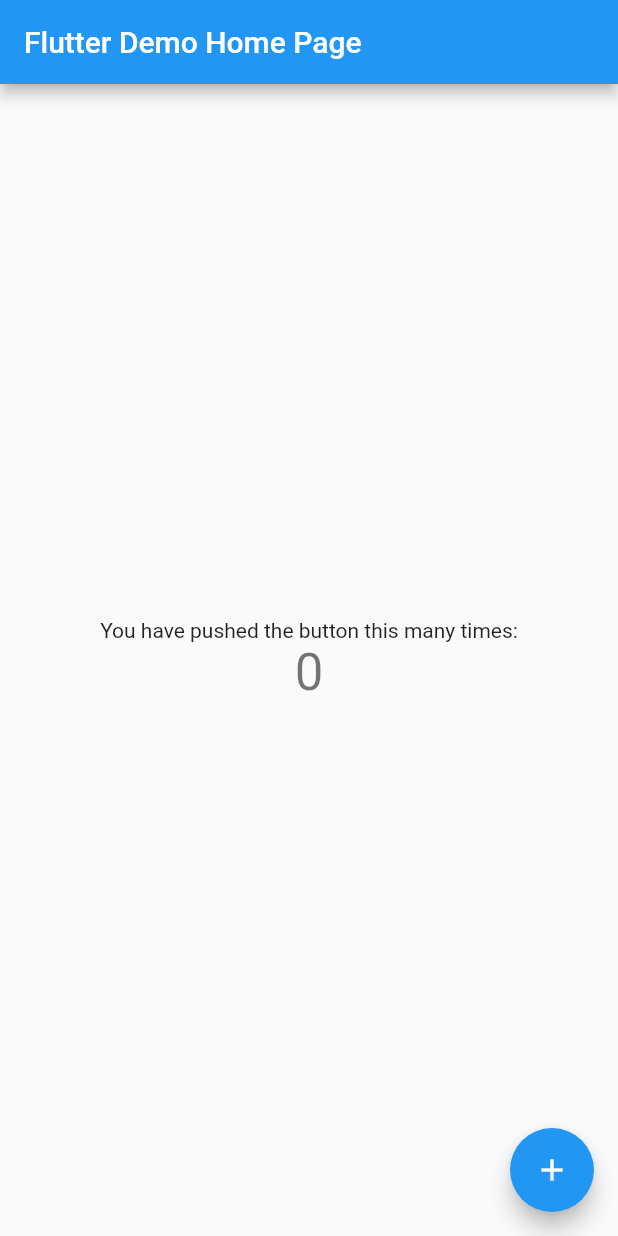
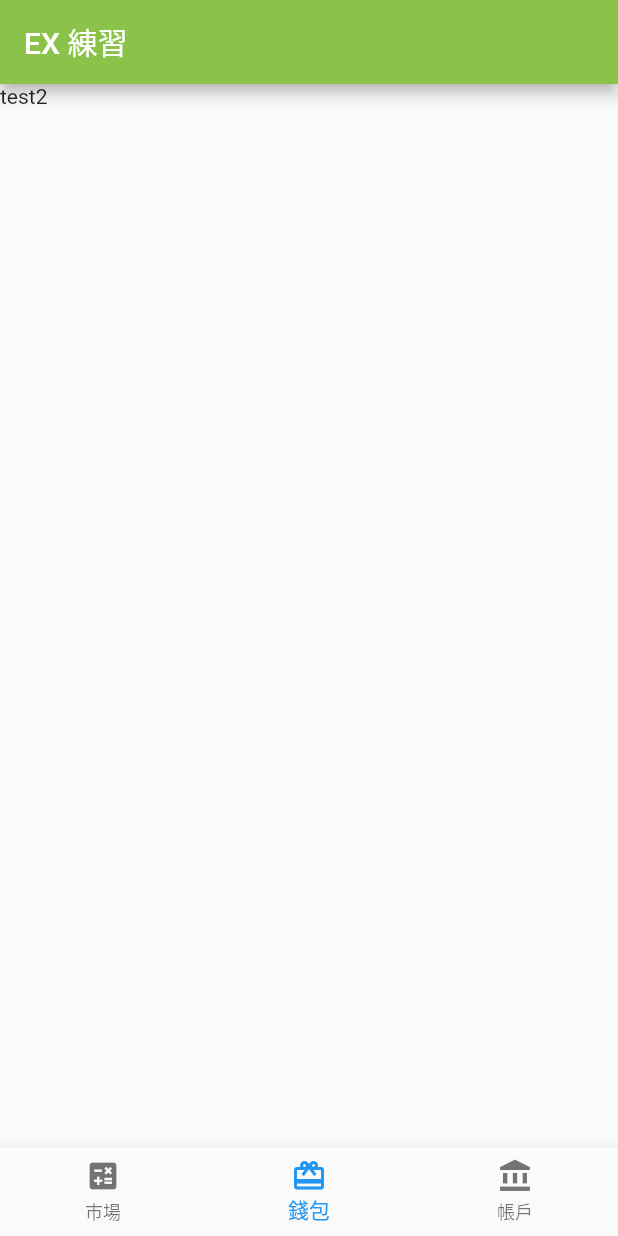
Before and after one commit to remagart/practice_ex, a Flutter app: the screen it shows after launch, on a phone screen of 412 x 824 dp. Run offline on Flutter 3.47's test engine with Material 2 defaults, Android fonts, the phone set to English and light mode, and no system bars.

Commit message:
bottom navigator

```diff
--- /dev/null
+++ b/practice_ex/lib/homescreen.dart
@@ -0,0 +1,45 @@
+import 'package:flutter/material.dart';
+
+class HomeScrren extends StatefulWidget {
+  HomeScrren({Key? key}) : super(key: key);
+
+  @override
+  _HomeScrrenState createState() => _HomeScrrenState();
+}
+
+class _HomeScrrenState extends State<HomeScrren> {
+  int currentIdx = 1;
+  final List _children = [
+    const Text('tes1t'),
+    const Text('test2'),
+    const Text('test3')
+  ];
+
+  @override
+  Widget build(BuildContext context) {
+    return Scaffold(
+      appBar: AppBar(
+        title: const Text('EX 練習'),
+        backgroundColor: Colors.lightGreen,
+      ),
+      body: _children[currentIdx],
+      bottomNavigationBar: BottomNavigationBar(
+        onTap: onTabTapped,
+        currentIndex: currentIdx,
+        items: const [
+          BottomNavigationBarItem(icon: Icon(Icons.calculate), label: '市場'),
+          BottomNavigationBarItem(
+              icon: Icon(Icons.wallet_giftcard), label: '錢包'),
+          BottomNavigationBarItem(
+              icon: Icon(Icons.account_balance), label: '帳戶'),
+        ],
+      ),
+    );
+  }
+
+  void onTabTapped(int index) {
+    setState(() {
+      currentIdx = index;
+    });
+  }
+}
--- a/practice_ex/lib/main.dart
+++ b/practice_ex/lib/main.dart
@@ -1,4 +1,5 @@
 import 'package:flutter/material.dart';
+import './homescreen.dart';
 
 void main() {
   runApp(const MyApp());
@@ -7,109 +8,10 @@
 class MyApp extends StatelessWidget {
   const MyApp({Key? key}) : super(key: key);
 
-  // This widget is the root of your application.
   @override
   Widget build(BuildContext context) {
     return MaterialApp(
-      title: 'Flutter Demo',
-      theme: ThemeData(
-        // This is the theme of your application.
-        //
-        // Try running your application with "flutter run". You'll see the
-        // application has a blue toolbar. Then, without quitting the app, try
-        // changing the primarySwatch below to Colors.green and then invoke
-        // "hot reload" (press "r" in the console where you ran "flutter run",
-        // or simply save your changes to "hot reload" in a Flutter IDE).
-        // Notice that the counter didn't reset back to zero; the application
-        // is not restarted.
-        primarySwatch: Colors.blue,
-      ),
-      home: const MyHomePage(title: 'Flutter Demo Home Page'),
+      home: HomeScrren(),
     );
   }
 }
-
-class MyHomePage extends StatefulWidget {
-  const MyHomePage({Key? key, required this.title}) : super(key: key);
-
-  // This widget is the home page of your application. It is stateful, meaning
-  // that it has a State object (defined below) that contains fields that affect
-  // how it looks.
-
-  // This class is the configuration for the state. It holds the values (in this
-  // case the title) provided by the parent (in this case the App widget) and
-  // used by the build method of the State. Fields in a Widget subclass are
-  // always marked "final".
-
-  final String title;
-
-  @override
-  State<MyHomePage> createState() => _MyHomePageState();
-}
-
-class _MyHomePageState extends State<MyHomePage> {
-  int _counter = 0;
-
-  void _incrementCounter() {
-    setState(() {
-      // This call to setState tells the Flutter framework that something has
-      // changed in this State, which causes it to rerun the build method below
-      // so that the display can reflect the updated values. If we changed
-      // _counter without calling setState(), then the build method would not be
-      // called again, and so nothing would appear to happen.
-      _counter++;
-    });
-  }
-
-  @override
-  Widget build(BuildContext context) {
-    // This method is rerun every time setState is called, for instance as done
-    // by the _incrementCounter method above.
-    //
-    // The Flutter framework has been optimized to make rerunning build methods
-    // fast, so that you can just rebuild anything that needs updating rather
-    // than having to individually change instances of widgets.
-    return Scaffold(
-      appBar: AppBar(
-        // Here we take the value from the MyHomePage object that was created by
-        // the App.build method, and use it to set our appbar title.
-        title: Text(widget.title),
-      ),
-      body: Center(
-        // Center is a layout widget. It takes a single child and positions it
-        // in the middle of the parent.
-        child: Column(
-          // Column is also a layout widget. It takes a list of children and
-          // arranges them vertically. By default, it sizes itself to fit its
-          // children horizontally, and tries to be as tall as its parent.
-          //
-          // Invoke "debug painting" (press "p" in the console, choose the
-          // "Toggle Debug Paint" action from the Flutter Inspector in Android
-          // Studio, or the "Toggle Debug Paint" command in Visual Studio Code)
-          // to see the wireframe for each widget.
-          //
-          // Column has various properties to control how it sizes itself and
-          // how it positions its children. Here we use mainAxisAlignment to
-          // center the children vertically; the main axis here is the vertical
-          // axis because Columns are vertical (the cross axis would be
-          // horizontal).
-          mainAxisAlignment: MainAxisAlignment.center,
-          children: <Widget>[
-            const Text(
-              'You have pushed the button this many times:',
-            ),
-            Text(
-              '$_counter',
-              style: Theme.of(context).textTheme.headline4,
-            ),
-          ],
-        ),
-      ),
-      floatingActionButton: FloatingActionButton(
-        onPressed: _incrementCounter,
-        tooltip: 'Increment',
-        child: const Icon(Icons.add),
-      ), // This trailing comma makes auto-formatting nicer for build methods.
-    );
-  }
-}
```
